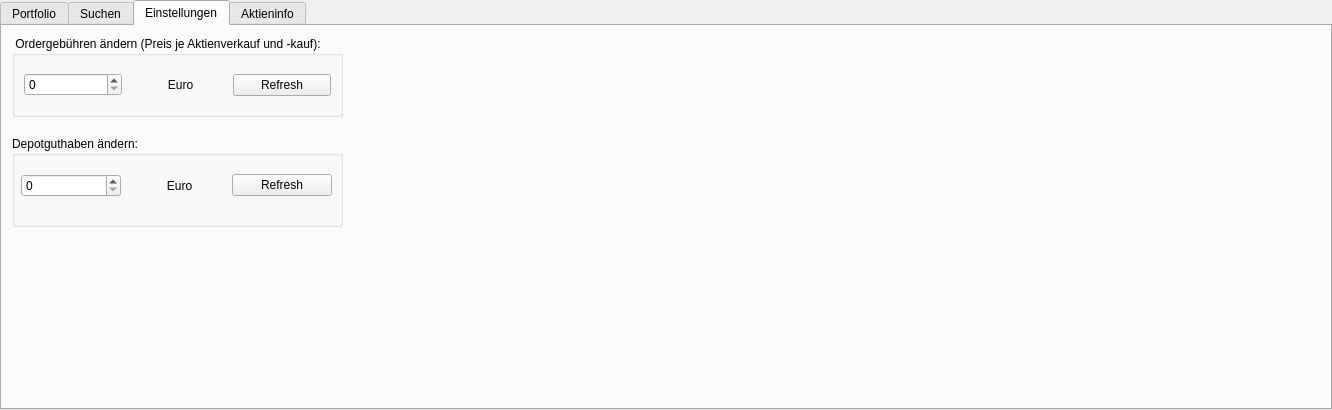
The window that ui/main_window.ui (eliaskohout/Boersenspiel) describes before a commit, drawn with Qt 5.
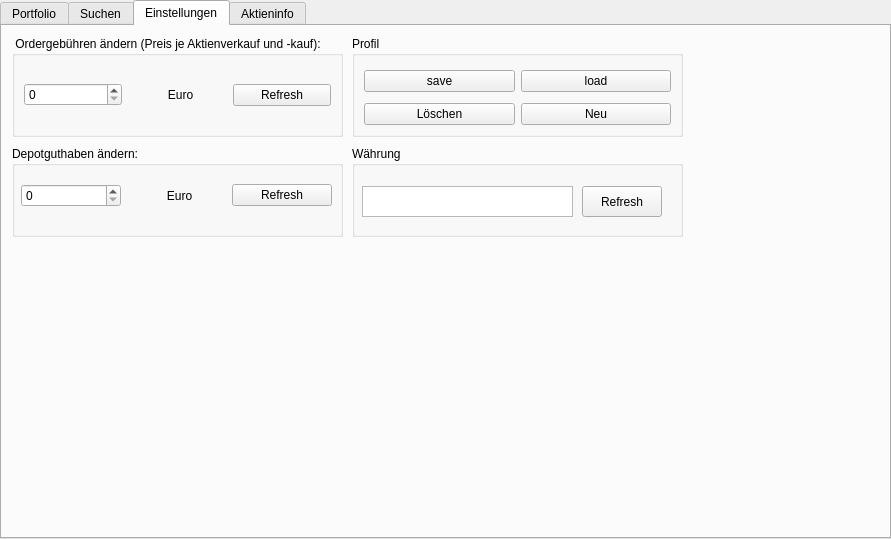
The same window after the commit. The open tabs and pages were chosen to show the change.

```diff
--- a/ui/main_window.ui
+++ b/ui/main_window.ui
@@ -6,8 +6,8 @@
    <rect>
     <x>0</x>
     <y>0</y>
-    <width>1332</width>
-    <height>410</height>
+    <width>891</width>
+    <height>539</height>
    </rect>
   </property>
   <property name="sizePolicy">
@@ -266,7 +266,7 @@
          <x>10</x>
          <y>10</y>
          <width>331</width>
-         <height>81</height>
+         <height>101</height>
         </rect>
        </property>
        <property name="sizePolicy">
@@ -316,7 +316,7 @@
        <property name="geometry">
         <rect>
          <x>10</x>
-         <y>110</y>
+         <y>120</y>
          <width>331</width>
          <height>91</height>
         </rect>
@@ -361,6 +361,96 @@
         </layout>
        </widget>
       </widget>
+      <widget class="QGroupBox" name="groupBox_6">
+       <property name="geometry">
+        <rect>
+         <x>350</x>
+         <y>10</y>
+         <width>331</width>
+         <height>101</height>
+        </rect>
+       </property>
+       <property name="title">
+        <string>Profil</string>
+       </property>
+       <layout class="QGridLayout" name="gridLayout_11">
+        <item row="0" column="1" rowspan="2">
+         <widget class="QPushButton" name="pushButton_load">
+          <property name="text">
+           <string>load</string>
+          </property>
+         </widget>
+        </item>
+        <item row="0" column="0" rowspan="2">
+         <widget class="QPushButton" name="pushButton_save">
+          <property name="text">
+           <string>save</string>
+          </property>
+         </widget>
+        </item>
+        <item row="2" column="1">
+         <widget class="QPushButton" name="pushButton_neues_profil">
+          <property name="text">
+           <string>Neu</string>
+          </property>
+         </widget>
+        </item>
+        <item row="2" column="0">
+         <widget class="QPushButton" name="pushButton_profil_loeschen">
+          <property name="text">
+           <string>Löschen</string>
+          </property>
+         </widget>
+        </item>
+       </layout>
+      </widget>
+      <widget class="QGroupBox" name="groupBox_7">
+       <property name="geometry">
+        <rect>
+         <x>350</x>
+         <y>120</y>
+         <width>331</width>
+         <height>91</height>
+        </rect>
+       </property>
+       <property name="title">
+        <string>Währung</string>
+       </property>
+       <widget class="QPlainTextEdit" name="plainTextEdit_Waehrung">
+        <property name="geometry">
+         <rect>
+          <x>10</x>
+          <y>40</y>
+          <width>211</width>
+          <height>31</height>
+         </rect>
+        </property>
+        <property name="sizePolicy">
+         <sizepolicy hsizetype="Expanding" vsizetype="Expanding">
+          <horstretch>0</horstretch>
+          <verstretch>0</verstretch>
+         </sizepolicy>
+        </property>
+        <property name="font">
+         <font>
+          <pointsize>12</pointsize>
+         </font>
+        </property>
+       </widget>
+       <widget class="QPushButton" name="pushButton_refresh_waehrung">
+        <property name="geometry">
+         <rect>
+          <x>230</x>
+          <y>40</y>
+          <width>80</width>
+          <height>31</height>
+         </rect>
+        </property>
+        <property name="text">
+         <string>Refresh</string>
+        </property>
+       </widget>
+      </widget>
      </widget>
      <widget class="QWidget" name="tab_aktieninfo">
       <property name="enabled">
```
Left out of the diff: 129 changed lines with no effect on the pictures.
